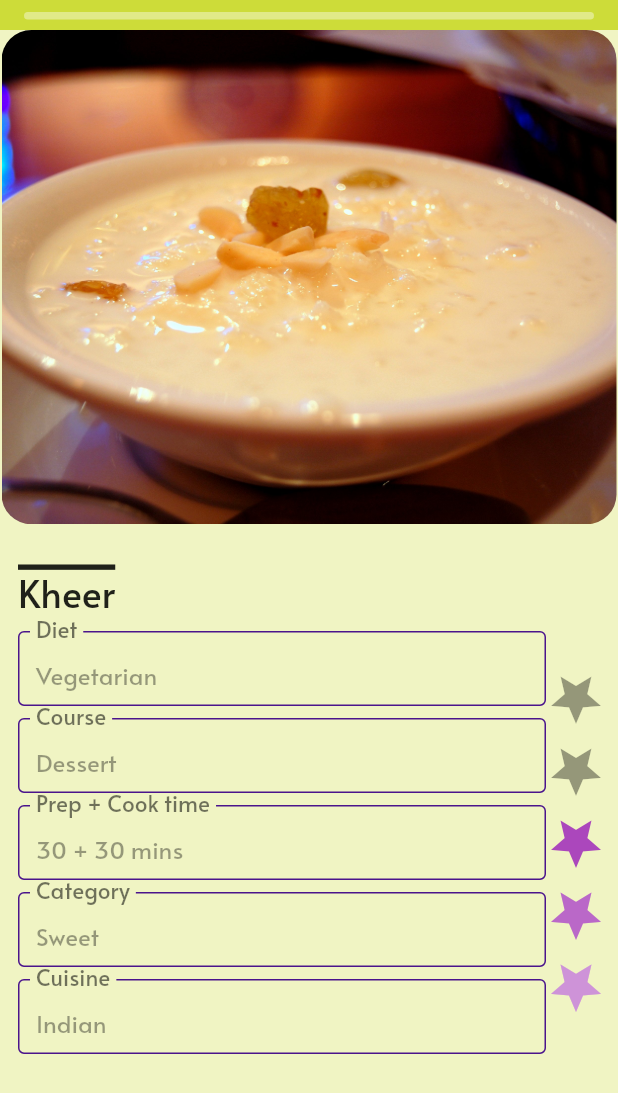
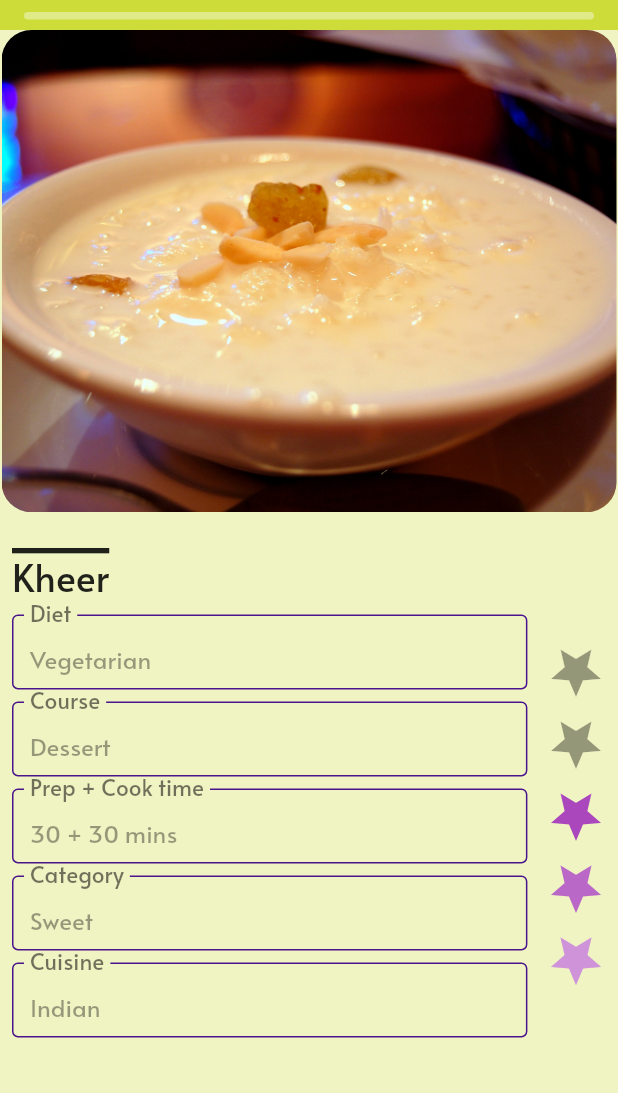
Before and after one commit to szepetry/foodenie, a Flutter app: the StoryPage widget shown alone on an empty page, opened directly, on a phone screen of 412 x 824 dp. Shown: the top 1093 px of the screen. Run offline on Flutter 3.47's test engine with Material 2 defaults, Android fonts, the phone set to English and light mode, and no system bars; drawn by our look-alikes of flutter_rating_bar, story_view; our stand-ins replace cloud_firestore, firebase_auth, firebase_core, flutter_local_notifications, flutter_spinkit, font_awesome_flutter and 3 more; missing offline and left inert: workmanager; accounts and stored records are empty; generated files the repository leaves out were written again; network calls fail.

Commit message:
Fixed layouts in story screen

```diff
--- a/lib/pages/story_page.dart
+++ b/lib/pages/story_page.dart
@@ -29,16 +29,18 @@ class _StoryPageState extends State<StoryPage> {
     return StoryItem(
       Container(
         color: Colors.lime[100],
-        child: Stack(
+        child: Column(
           children: [
             Container(
               height: 20,
               color: Colors.lime,
             ),
-            Padding(
-              padding: const EdgeInsets.only(top: 20.0, left: 1, right: 1),
+            Flexible(
+              flex: 4,
+              child: Padding(
+                padding: const EdgeInsets.only(left: 1, right: 1),
                 child: Container(
-                height: deviceHeight * 0.40,
+                  // height: deviceHeight * 0.40,
                   decoration: BoxDecoration(
                       borderRadius: BorderRadius.all(Radius.circular(20)),
                       image: DecorationImage(
@@ -49,15 +51,19 @@ class _StoryPageState extends State<StoryPage> {
                           ))),
                 ),
               ),
-            Positioned(
-              top: deviceHeight * 0.40 + 40,
+            ),
+            Flexible(
+              flex: 6,
               child: Padding(
-                padding: const EdgeInsets.fromLTRB(12, 8, 8, 8),
+                padding: const EdgeInsets.only(top: 25.0, left: 8),
                 child: SizedBox(
-                  height: deviceHeight - deviceHeight * 0.40 - 40,
                   width: deviceWidth,
-                  child: Column(
-                    crossAxisAlignment: CrossAxisAlignment.start,
+                  child: Row(
+                    children: [
+                      Flexible(
+                        flex: 9,
+                        child: ListView(
+                          shrinkWrap: true,
                           children: [
                             Align(
                                 alignment: Alignment.centerLeft,
@@ -71,7 +77,8 @@ class _StoryPageState extends State<StoryPage> {
                                 )),
                             // Diet
                             Padding(
-                        padding: const EdgeInsets.only(right: 60.0, top: 8),
+                              padding:
+                                  const EdgeInsets.only(right: 20.0, top: 8),
                               child: SizedBox(
                                 height: 50,
                                 child: TextField(
@@ -80,8 +87,8 @@ class _StoryPageState extends State<StoryPage> {
                                   enabled: false,
                                   decoration: InputDecoration(
                                       disabledBorder: OutlineInputBorder(
-                                    borderSide:
-                                        BorderSide(color: Colors.purple[900])),
+                                          borderSide: BorderSide(
+                                              color: Colors.purple[900])),
                                       // hintText: "Breakfast",
                                       floatingLabelBehavior:
                                           FloatingLabelBehavior.always,
@@ -93,7 +100,8 @@ class _StoryPageState extends State<StoryPage> {
                             ),
                             // Course
                             Padding(
-                        padding: const EdgeInsets.only(right: 60.0, top: 8),
+                              padding:
+                                  const EdgeInsets.only(right: 20.0, top: 8),
                               child: SizedBox(
                                 height: 50,
                                 child: TextField(
@@ -102,8 +110,8 @@ class _StoryPageState extends State<StoryPage> {
                                   enabled: false,
                                   decoration: InputDecoration(
                                       disabledBorder: OutlineInputBorder(
-                                    borderSide:
-                                        BorderSide(color: Colors.purple[900])),
+                                          borderSide: BorderSide(
+                                              color: Colors.purple[900])),
                                       // hintText: "Breakfast",
                                       floatingLabelBehavior:
                                           FloatingLabelBehavior.always,
@@ -115,7 +123,8 @@ class _StoryPageState extends State<StoryPage> {
                             ),
                             // Prep + Cook time
                             Padding(
-                        padding: const EdgeInsets.only(right: 60.0, top: 8),
+                              padding:
+                                  const EdgeInsets.only(right: 20.0, top: 8),
                               child: SizedBox(
                                 height: 50,
                                 child: TextField(
@@ -124,8 +133,8 @@ class _StoryPageState extends State<StoryPage> {
                                   enabled: false,
                                   decoration: InputDecoration(
                                       disabledBorder: OutlineInputBorder(
-                                    borderSide:
-                                        BorderSide(color: Colors.purple[900])),
+                                          borderSide: BorderSide(
+                                              color: Colors.purple[900])),
                                       // hintText: "Breakfast",
                                       floatingLabelBehavior:
                                           FloatingLabelBehavior.always,
@@ -137,7 +146,8 @@ class _StoryPageState extends State<StoryPage> {
                             ),
                             // Category
                             Padding(
-                        padding: const EdgeInsets.only(right: 60.0, top: 8),
+                              padding:
+                                  const EdgeInsets.only(right: 20.0, top: 8),
                               child: SizedBox(
                                 height: 50,
                                 child: TextField(
@@ -146,8 +156,8 @@ class _StoryPageState extends State<StoryPage> {
                                   enabled: false,
                                   decoration: InputDecoration(
                                       disabledBorder: OutlineInputBorder(
-                                    borderSide:
-                                        BorderSide(color: Colors.purple[900])),
+                                          borderSide: BorderSide(
+                                              color: Colors.purple[900])),
                                       // hintText: "Breakfast",
                                       floatingLabelBehavior:
                                           FloatingLabelBehavior.always,
@@ -159,7 +169,8 @@ class _StoryPageState extends State<StoryPage> {
                             ),
                             // Cuisine
                             Padding(
-                        padding: const EdgeInsets.only(right: 60.0, top: 8),
+                              padding:
+                                  const EdgeInsets.only(right: 20.0, top: 8),
                               child: SizedBox(
                                 height: 50,
                                 child: TextField(
@@ -168,8 +179,8 @@ class _StoryPageState extends State<StoryPage> {
                                   enabled: false,
                                   decoration: InputDecoration(
                                       disabledBorder: OutlineInputBorder(
-                                    borderSide:
-                                        BorderSide(color: Colors.purple[900])),
+                                          borderSide: BorderSide(
+                                              color: Colors.purple[900])),
                                       // hintText: "Breakfast",
                                       floatingLabelBehavior:
                                           FloatingLabelBehavior.always,
@@ -178,20 +189,17 @@ class _StoryPageState extends State<StoryPage> {
                                           fontSize: 20, color: Colors.black54)),
                                 ),
                               ),
-                      )
+                            ),
                           ],
                         ),
                       ),
-              ),
-            ),
-            Align(
-              alignment: Alignment.centerRight,
-              child: Padding(
-                padding: const EdgeInsets.only(right: 8,top: 300),
+                      Flexible(
+                        flex: 1,
                         child: Container(
-                  height: 240,
-                  width: 40,
-                  alignment: Alignment.bottomRight,
+                          // height: 240,
+                          // width: 40,
+                          // alignment: Alignment.bottomRight,
+                          padding: EdgeInsets.only(right: 8, top: 30),
                           decoration: BoxDecoration(
                             /// Rating card color
                             color: Colors.lime[100],
@@ -256,7 +264,11 @@ class _StoryPageState extends State<StoryPage> {
                           ),
                         ),
                       ),
-            )
+                    ],
+                  ),
+                ),
+              ),
+            ),
           ],
         ),
       ),
```
Lines whose indentation alone changed are shown as unchanged.
